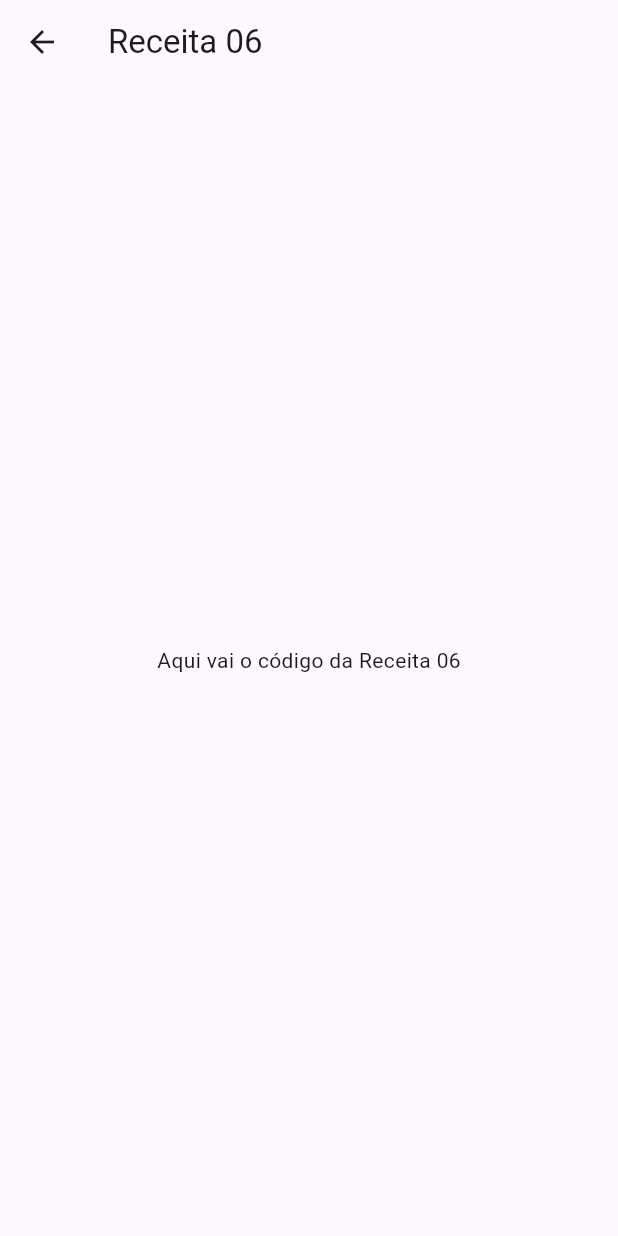
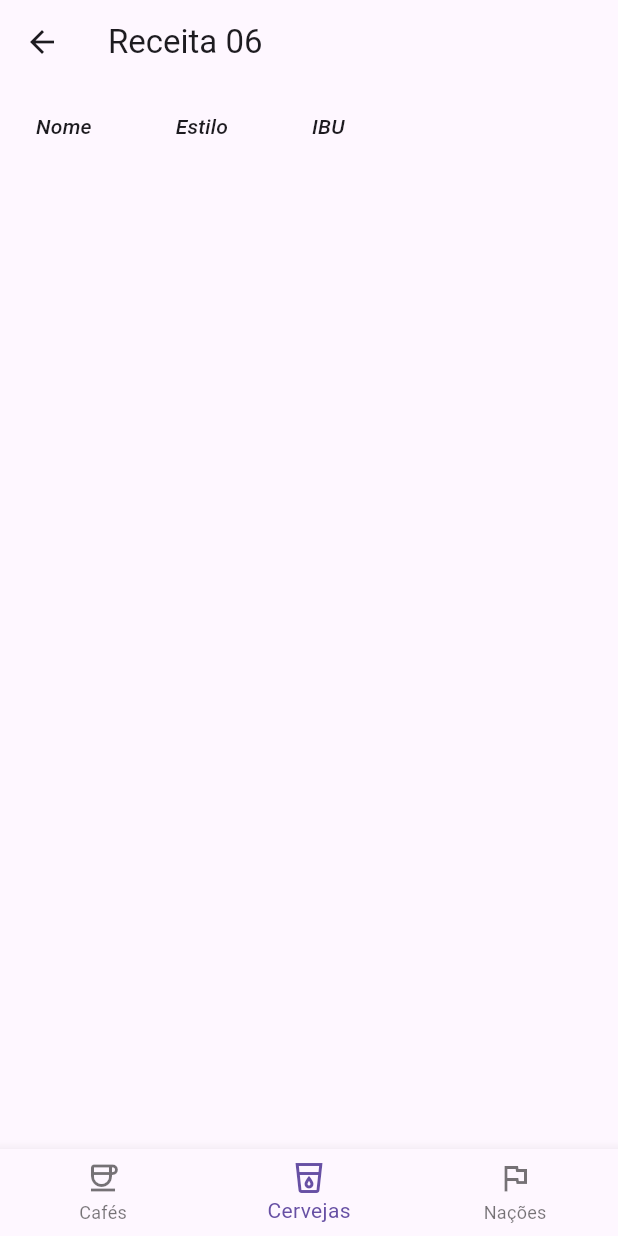
Before and after one commit to Diego-Axel/poo, a Flutter app: the Recipe06 screen opened directly, on a phone screen of 412 x 824 dp. Run offline on Flutter 3.47's test engine with Material 3 defaults, Android fonts, the phone set to English and light mode, and no system bars; our stand-ins replace flutter_hooks.

Commit message:
colocando o código da resolução da receita 06

```diff
--- a/lib/recipes/recipe06.dart
+++ b/lib/recipes/recipe06.dart
@@ -1,4 +1,77 @@
 import 'package:flutter/material.dart';
+import 'package:flutter_hooks/flutter_hooks.dart';
+
+class TableConfig {
+  final List<Map<String, String>> data;
+  final List<String> columnNames;
+  final List<String> propertyNames;
+
+  TableConfig({
+    required this.data,
+    required this.columnNames,
+    required this.propertyNames,
+  });
+}
+
+class DataService {
+  final ValueNotifier<TableConfig> tableStateNotifier = ValueNotifier(
+    TableConfig(
+      data: [],
+      columnNames: ["Nome", "Estilo", "IBU"],
+      propertyNames: ["name", "style", "ibu"],
+    ),
+  );
+
+  final Map<int, Function> carregadores = {};
+
+  DataService() {
+    carregadores[0] = carregarCafes;
+    carregadores[1] = carregarCervejas;
+    carregadores[2] = carregarNacoes;
+  }
+
+  void carregar(index) {
+    carregadores[index]?.call();
+  }
+
+  void carregarCervejas() {
+    tableStateNotifier.value = TableConfig(
+      data: [
+        {"name": "La Fin Du Monde", "style": "Bock", "ibu": "65"},
+        {"name": "Sapporo Premiume", "style": "Sour Ale", "ibu": "54"},
+        {"name": "Duvel", "style": "Pilsner", "ibu": "82"}
+      ],
+      columnNames: ["Nome", "Estilo", "IBU"],
+      propertyNames: ["name", "style", "ibu"],
+    );
+  }
+
+  void carregarCafes() {
+    tableStateNotifier.value = TableConfig(
+      data: [
+        {"name": "Café do Cerrado", "region": "Minas Gerais", "rating": "4.5"},
+        {"name": "Blue Mountain", "region": "Jamaica", "rating": "4.8"},
+        {"name": "Kopi Luwak", "region": "Indonésia", "rating": "4.2"}
+      ],
+      columnNames: ["Nome", "Região", "Avaliação"],
+      propertyNames: ["name", "region", "rating"],
+    );
+  }
+
+  void carregarNacoes() {
+    tableStateNotifier.value = TableConfig(
+      data: [
+        {"name": "Brasil", "capital": "Brasília", "population": "210M"},
+        {"name": "Japão", "capital": "Tóquio", "population": "125M"},
+        {"name": "Canadá", "capital": "Ottawa", "population": "38M"}
+      ],
+      columnNames: ["Nome", "Capital", "População"],
+      propertyNames: ["name", "capital", "population"],
+    );
+  }
+}
+
+final dataService = DataService();
 
 class Recipe06 extends StatelessWidget {
   const Recipe06({Key? key}) : super(key: key);
@@ -9,8 +82,97 @@ class Recipe06 extends StatelessWidget {
       appBar: AppBar(
         title: const Text('Receita 06'),
       ),
-      body: const Center(
-        child: Text('Aqui vai o código da Receita 06'),
+      body: ValueListenableBuilder<TableConfig>(
+        valueListenable: dataService.tableStateNotifier,
+        builder: (_, value, __) {
+          return DataTableWidget(
+            jsonObjects: value.data,
+            columnNames: value.columnNames,
+            propertyNames: value.propertyNames,
+          );
+        },
+      ),
+      bottomNavigationBar:
+          NewNavBar(itemSelectedCallback: dataService.carregar),
+    );
+  }
+}
+
+class NewNavBar extends HookWidget {
+  final Function(int)? itemSelectedCallback;
+
+  const NewNavBar({super.key, this.itemSelectedCallback});
+
+  @override
+  Widget build(BuildContext context) {
+    var state = useState(1);
+
+    return BottomNavigationBar(
+      onTap: (index) {
+        state.value = index;
+        itemSelectedCallback?.call(index);
+      },
+      currentIndex: state.value,
+      items: const [
+        BottomNavigationBarItem(
+          label: "Cafés",
+          icon: Icon(Icons.coffee_outlined),
+        ),
+        BottomNavigationBarItem(
+          label: "Cervejas",
+          icon: Icon(Icons.local_drink_outlined),
+        ),
+        BottomNavigationBarItem(
+          label: "Nações",
+          icon: Icon(Icons.flag_outlined),
+        ),
+      ],
+    );
+  }
+}
+
+class DataTableWidget extends StatelessWidget {
+  final List<Map<String, String>> jsonObjects;
+  final List<String> columnNames;
+  final List<String> propertyNames;
+
+  const DataTableWidget({
+    super.key,
+    this.jsonObjects = const [],
+    this.columnNames = const ["Nome", "Estilo", "IBU"],
+    this.propertyNames = const ["name", "style", "ibu"],
+  });
+
+  @override
+  Widget build(BuildContext context) {
+    return SingleChildScrollView(
+      scrollDirection: Axis.vertical,
+      child: DataTable(
+        columns: columnNames
+            .map(
+              (name) => DataColumn(
+                label: Expanded(
+                  child: Text(
+                    name,
+                    style: const TextStyle(fontStyle: FontStyle.italic),
+                  ),
+                ),
+              ),
+            )
+            .toList(),
+        rows: jsonObjects
+            .map(
+              (obj) => DataRow(
+                cells: propertyNames
+                    .map(
+                      (propName) => DataCell(
+                        Text(obj[propName] ?? ""),
+                      ),
+                    )
+                    .toList(),
+              ),
+            )
+            .toList(),
       ),
     );
   }
```
